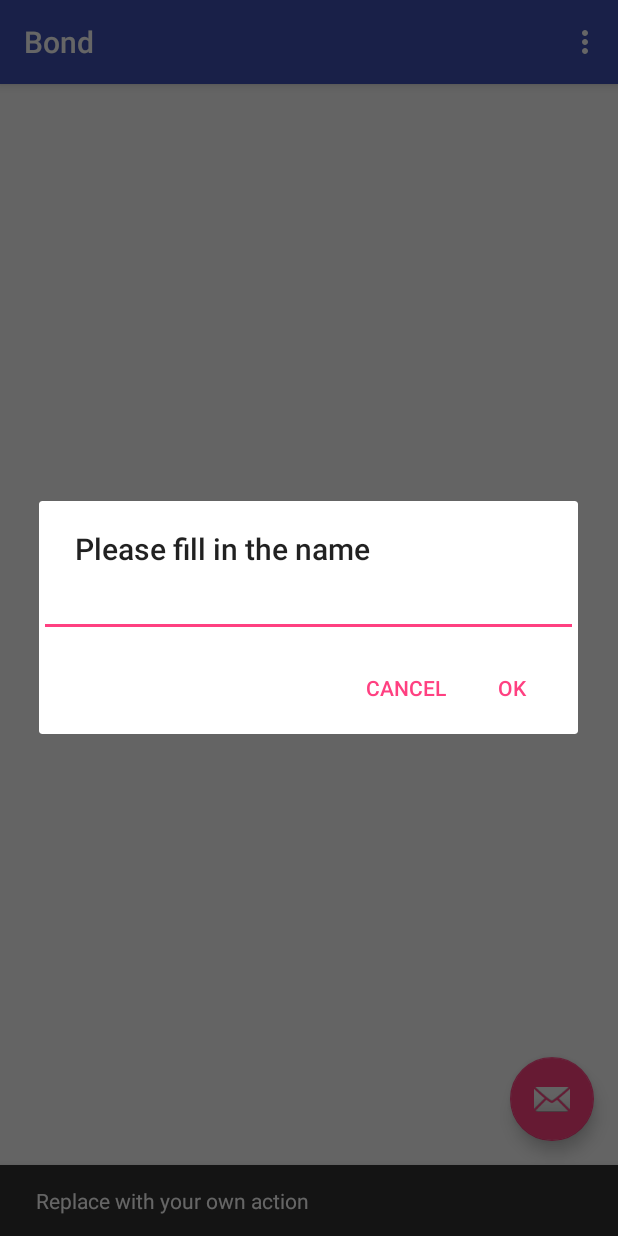
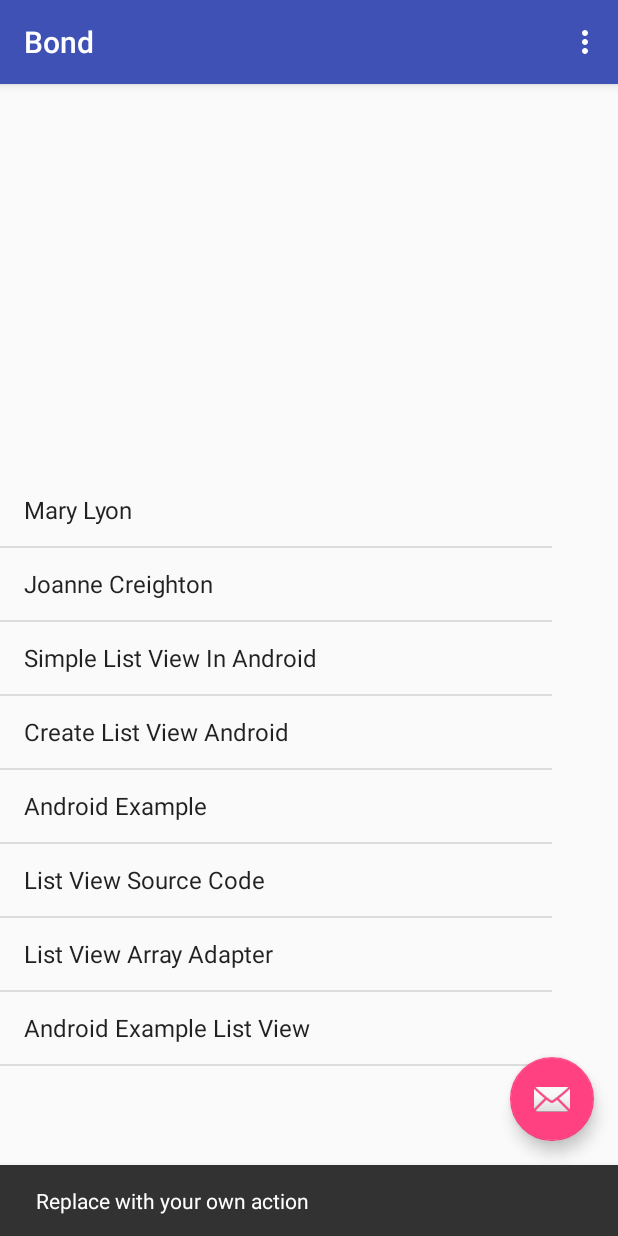
Before and after one commit to vantrinh7/Bond, an Android app: the screen it shows after launch (MainContactScreen), after a tap on an icon or button, on a phone screen of 412 x 824 dp. Run offline under Robolectric (Android 15) with nearby library versions, the phone set to English and light mode, and no system bars.

Commit message:
Added ListView

```diff
--- a/app/src/main/java/com/example/demouser/bond/MainContactScreen.java
+++ b/app/src/main/java/com/example/demouser/bond/MainContactScreen.java
@@ -1,21 +1,17 @@
 package com.example.demouser.bond;
 
-import android.content.DialogInterface;
 import android.os.Bundle;
 import android.support.design.widget.FloatingActionButton;
 import android.support.design.widget.Snackbar;
-import android.support.v7.app.AlertDialog;
 import android.support.v7.app.AppCompatActivity;
 import android.support.v7.widget.Toolbar;
-import android.text.InputType;
 import android.view.View;
 import android.view.Menu;
 import android.view.MenuItem;
-import android.widget.EditText;
+import android.widget.ArrayAdapter;
+import android.widget.ListView;
 
 public class MainContactScreen extends AppCompatActivity {
-
-    private String m_Text = "";
 
     @Override
     protected void onCreate(Bundle savedInstanceState) {
@@ -30,33 +26,31 @@ public class MainContactScreen extends AppCompatActivity {
             public void onClick(View view) {
                 Snackbar.make(view, "Replace with your own action", Snackbar.LENGTH_LONG)
                         .setAction("Action", null).show();
-                initiateAddButton();
-            }
-        });
-    }
-
-    public void initiateAddButton() {
-        AlertDialog.Builder builder = new AlertDialog.Builder(this);
-        builder.setTitle("Please fill in the name");
-        EditText input = new EditText(this);
-        input.setInputType(InputType.TYPE_CLASS_TEXT);
-        builder.setView(input);
-        // Set up the buttons
-        builder.setPositiveButton("OK", new DialogInterface.OnClickListener() {
-
-            @Override
-            public void onClick(DialogInterface dialog, int which) {
-                m_Text = input.getText().toString();
-            }
-        });
-        builder.setNegativeButton("Cancel", new DialogInterface.OnClickListener() {
-            @Override
-            public void onClick(DialogInterface dialog, int which) {
-                dialog.cancel();
             }
         });
 
-        builder.show();
+        ListView contactList = (ListView) findViewById(R.id.contactList);
+        String[] values = new String[] { "Mary Lyon",
+                "Joanne Creighton",
+                "Simple List View In Android",
+                "Create List View Android",
+                "Android Example",
+                "List View Source Code",
+                "List View Array Adapter",
+                "Android Example List View"
+        };
+
+        // Define a new Adapter
+        // First parameter - Context
+        // Second parameter - Layout for the row
+        // Third parameter - ID of the TextView to which the data is written
+        // Forth - the Array of data
+        ArrayAdapter<String> adapter = new ArrayAdapter<String>(this,
+                android.R.layout.simple_list_item_1, android.R.id.text1, values);
+
+        // Assign adapter to ListView
+        contactList.setAdapter(adapter);
+
     }
 
     @Override
```
